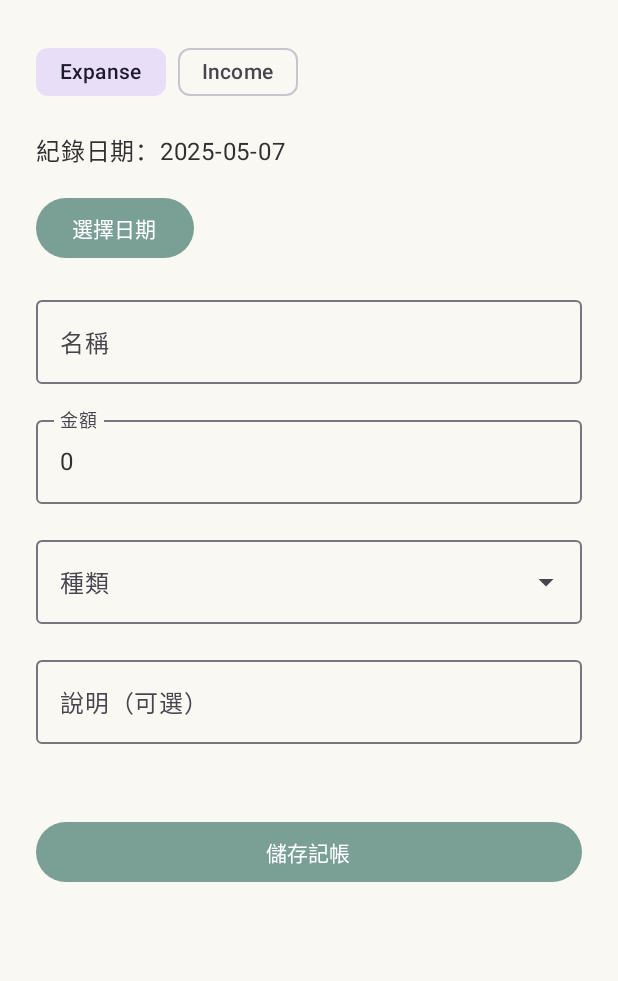
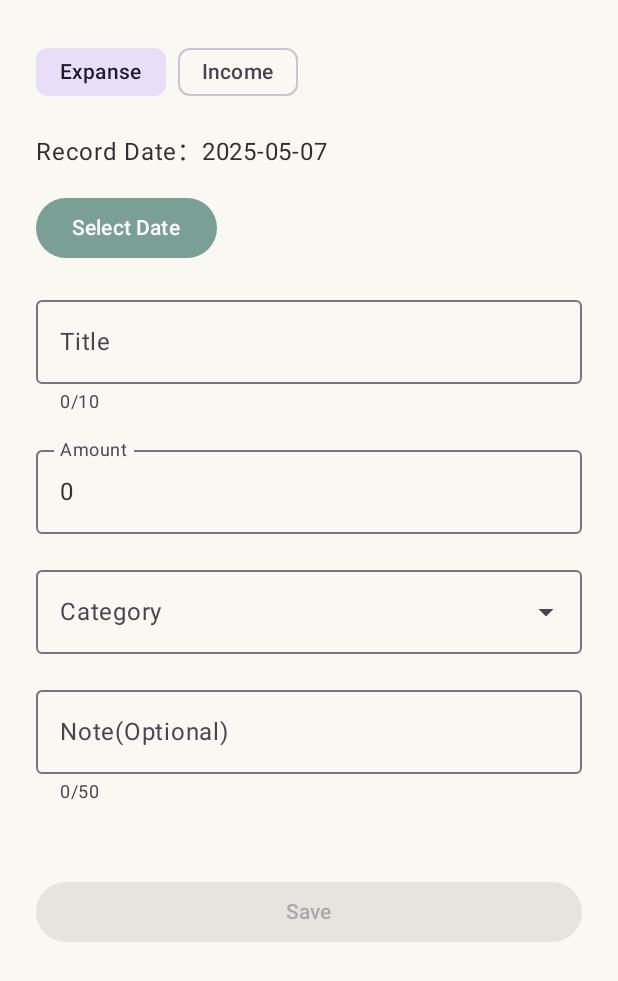
Before and after one commit to YouXiang8727/Streamlet, an Android app built with Jetpack Compose: the screen it shows after launch (MainActivity), on a phone screen of 412 x 824 dp. Shown: the top 981 px of the screen. Run offline under Robolectric (Android 15) with nearby library versions, the phone set to English and light mode, and no system bars; our stand-ins replace Dagger/Hilt's generated code, Room's generated code; 1 statement that could not run was skipped.

Commit message:
no message

```diff
--- a/app/src/main/java/com/youxiang8727/streamlet/ui/screen/transaction/TransactionScreen.kt
+++ b/app/src/main/java/com/youxiang8727/streamlet/ui/screen/transaction/TransactionScreen.kt
@@ -32,6 +32,7 @@ import androidx.compose.ui.unit.dp
 import androidx.hilt.navigation.compose.hiltViewModel
 import com.youxiang8727.streamlet.data.model.TransactionType
 import java.time.LocalDate
+import com.youxiang8727.streamlet.R
 
 @OptIn(ExperimentalMaterial3Api::class)
 @Composable
@@ -61,7 +62,7 @@ fun TransactionScreen(
         }
 
         // 日期
-        Text(text = "紀錄日期：${viewModel.state.date}", style = MaterialTheme.typography.bodyLarge)
+        Text(text = "${context.getString(R.string.record_date)}：${viewModel.state.date}", style = MaterialTheme.typography.bodyLarge)
         Button(onClick = {
             DatePickerDialog(
                 context,
@@ -73,7 +74,7 @@ fun TransactionScreen(
                 viewModel.state.date.dayOfMonth
             ).show()
         }) {
-            Text("選擇日期")
+            Text(context.getString(R.string.select_date))
         }
 
         // 名稱
@@ -82,7 +83,12 @@ fun TransactionScreen(
             onValueChange = { title ->
                 viewModel.onTitleChanged(title)
             },
-            label = { Text("名稱") },
+            label = {
+                Text(context.getString(R.string.title))
+            },
+            supportingText = {
+                Text(viewModel.state.titleSupportText)
+            },
             modifier = Modifier.fillMaxWidth()
         )
 
@@ -93,7 +99,7 @@ fun TransactionScreen(
                 val amount = it.filter { c -> c.isDigit() }.toIntOrNull() ?: 0
                 viewModel.onAmountChanged(amount)
             },
-            label = { Text("金額") },
+            label = { Text(context.getString(R.string.amount)) },
             keyboardOptions = KeyboardOptions(keyboardType = KeyboardType.Number),
             modifier = Modifier.fillMaxWidth()
         )
@@ -111,10 +117,13 @@ fun TransactionScreen(
         OutlinedTextField(
             value = viewModel.state.note,
             onValueChange = { note ->
-
+                viewModel.onNoteChanged(note)
             },
             label = {
-                Text("說明（可選）")
+                Text(context.getString(R.string.note_optional))
+            },
+            supportingText = {
+                Text(viewModel.state.noteSupportText)
             },
             modifier = Modifier.fillMaxWidth()
         )
@@ -126,9 +135,10 @@ fun TransactionScreen(
             onClick = {
 
             },
+            enabled = viewModel.state.saveable,
             modifier = Modifier.fillMaxWidth()
         ) {
-            Text("儲存記帳")
+            Text(context.getString(R.string.save))
         }
     }
 }
@@ -149,6 +159,8 @@ fun CategoryDropdown(
     selected: com.youxiang8727.streamlet.data.model.Category?,
     onSelected: (com.youxiang8727.streamlet.data.model.Category) -> Unit
 ) {
+    val context = LocalContext.current
+
     var expanded by remember { mutableStateOf(false) }
 
     ExposedDropdownMenuBox(expanded = expanded, onExpandedChange = { expanded = !expanded }) {
@@ -156,7 +168,7 @@ fun CategoryDropdown(
             value = selected?.name ?: "",
             onValueChange = {},
             readOnly = true,
-            label = { Text("種類") },
+            label = { Text(context.getString(R.string.category)) },
             trailingIcon = { ExposedDropdownMenuDefaults.TrailingIcon(expanded = expanded) },
             modifier = Modifier.menuAnchor(MenuAnchorType.PrimaryNotEditable).fillMaxWidth()
         )
--- a/app/src/main/java/com/youxiang8727/streamlet/ui/screen/transaction/TransactionScreenViewModel.kt
+++ b/app/src/main/java/com/youxiang8727/streamlet/ui/screen/transaction/TransactionScreenViewModel.kt
@@ -34,11 +34,18 @@ class TransactionScreenViewModel @Inject constructor(
     }
 
     fun onTitleChanged(title: String) {
+        if (title.length > state.maxTitleLength) return
         dispatch(TransactionUiEvent.OnTitleChanged(title))
     }
 
     fun onAmountChanged(amount: Int) {
+        if (amount > state.maxAmount) return
         dispatch(TransactionUiEvent.OnAmountChanged(amount))
+    }
+
+    fun onNoteChanged(note: String) {
+        if (note.length > state.maxNoteLength) return
+        dispatch(TransactionUiEvent.OnNoteChanged(note))
     }
 
     init {
@@ -74,6 +81,11 @@ class TransactionScreenViewModel @Inject constructor(
                     title = event.title
                 )
             }
+            is TransactionUiEvent.OnNoteChanged -> {
+                state.copy(
+                    note = event.note
+                )
+            }
         }
     }
 }
--- a/app/src/main/java/com/youxiang8727/streamlet/ui/screen/transaction/TransactionUiEvent.kt
+++ b/app/src/main/java/com/youxiang8727/streamlet/ui/screen/transaction/TransactionUiEvent.kt
@@ -15,4 +15,6 @@ sealed interface TransactionUiEvent: UiEvent {
     data class OnTitleChanged(val title: String): TransactionUiEvent
 
     data class OnAmountChanged(val amount: Int): TransactionUiEvent
+
+    data class OnNoteChanged(val note: String): TransactionUiEvent
 }
--- a/app/src/main/java/com/youxiang8727/streamlet/ui/screen/transaction/TransactionUiState.kt
+++ b/app/src/main/java/com/youxiang8727/streamlet/ui/screen/transaction/TransactionUiState.kt
@@ -14,5 +14,13 @@ data class TransactionUiState(
     val categories: List<Category> = emptyList(),
     val category: Category? = null
 ): UiState {
+    val maxTitleLength = 10
+    val titleSupportText = "${title.length}/$maxTitleLength"
 
+    val maxAmount: Int = 99999999
+
+    val maxNoteLength = 50
+    val noteSupportText = "${note.length}/$maxNoteLength"
+
+    val saveable = title.isNotBlank() && amount > 0
 }
--- a/app/src/main/res/values/strings.xml
+++ b/app/src/main/res/values/strings.xml
@@ -15,4 +15,11 @@
     <string name="category_income_bonus">Bonus</string>
     <string name="category_income_investment">Investment</string>
     <string name="category_income_other">Other</string>
+    <string name="record_date">Record Date</string>
+    <string name="select_date">Select Date</string>
+    <string name="title">Title</string>
+    <string name="amount">Amount</string>
+    <string name="note_optional">Note(Optional)</string>
+    <string name="save">Save</string>
+    <string name="category">Category</string>
 </resources>
```
Also changed, not shown: 1 other file.
